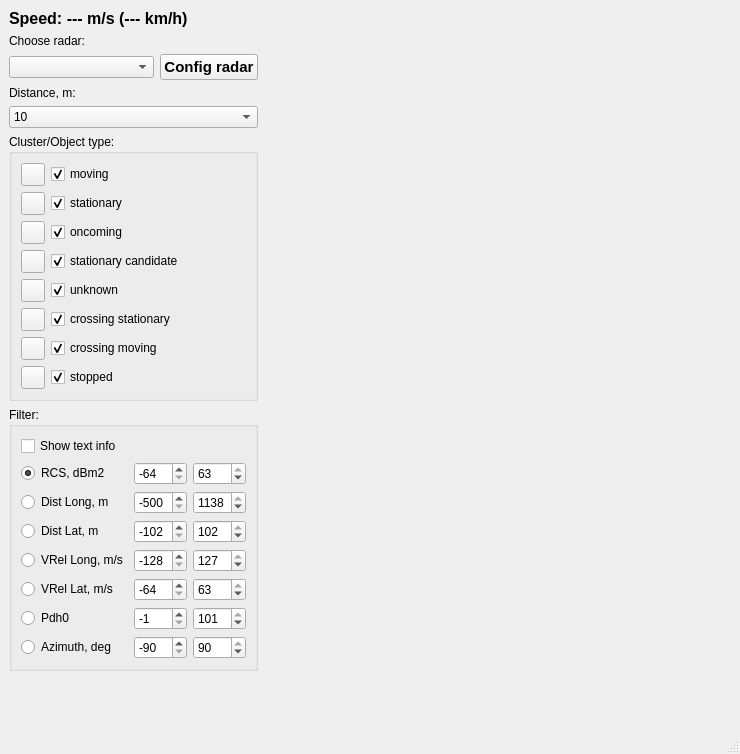
Above: displaydata.ui from anatoltrush/RadarVisual before the change. Below: the same form after it.
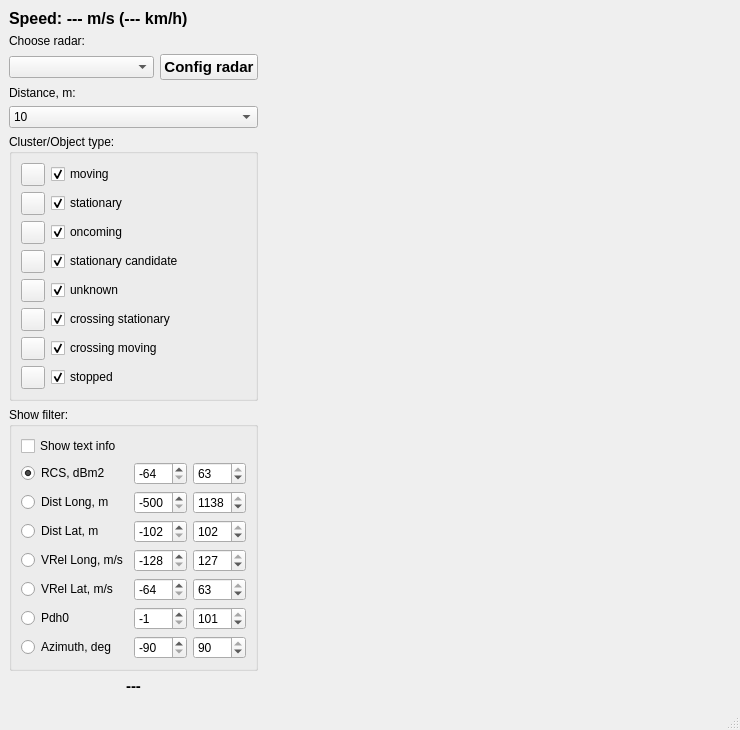
That is the form after the change. Icons and pictures are not drawn. Custom widgets are drawn as their Qt base class.

The edit to the form file:
```diff
--- a/displaydata.ui
+++ b/displaydata.ui
@@ -7,7 +7,7 @@
     <x>0</x>
     <y>0</y>
     <width>740</width>
-    <height>754</height>
+    <height>730</height>
    </rect>
   </property>
   <property name="windowTitle">
@@ -307,7 +307,7 @@
       <item>
        <widget class="QGroupBox" name="gBClFilt">
         <property name="title">
-         <string>Filter:</string>
+         <string>Show filter:</string>
         </property>
         <layout class="QGridLayout" name="gridLayout_4">
          <item row="1" column="0">
@@ -698,6 +698,28 @@
      </spacer>
     </item>
     <item row="2" column="0">
+     <widget class="QLabel" name="lWarrning">
+      <property name="sizePolicy">
+       <sizepolicy hsizetype="Minimum" vsizetype="Fixed">
+        <horstretch>0</horstretch>
+        <verstretch>0</verstretch>
+       </sizepolicy>
+      </property>
+      <property name="font">
+       <font>
+        <pointsize>11</pointsize>
+        <bold>true</bold>
+       </font>
+      </property>
+      <property name="text">
+       <string>---</string>
+      </property>
+      <property name="alignment">
+       <set>Qt::AlignCenter</set>
+      </property>
+     </widget>
+    </item>
+    <item row="3" column="0">
      <spacer name="verticalSpacer">
       <property name="orientation">
        <enum>Qt::Vertical</enum>
```
Left out of the diff: 2 changed lines with no effect on the pictures.
